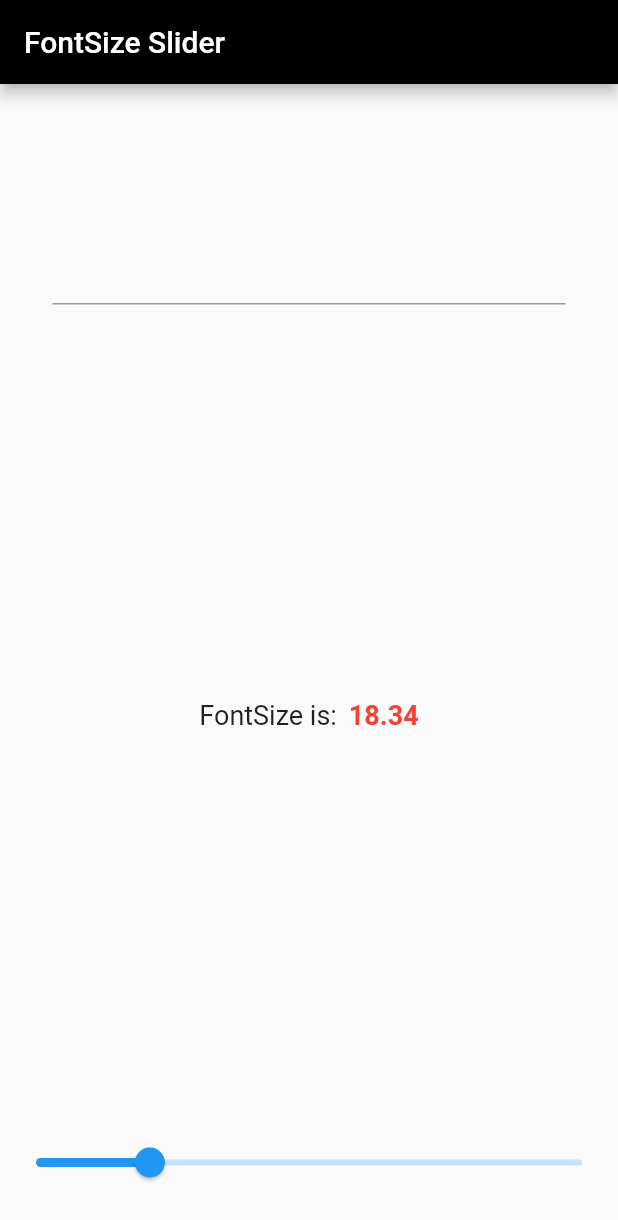
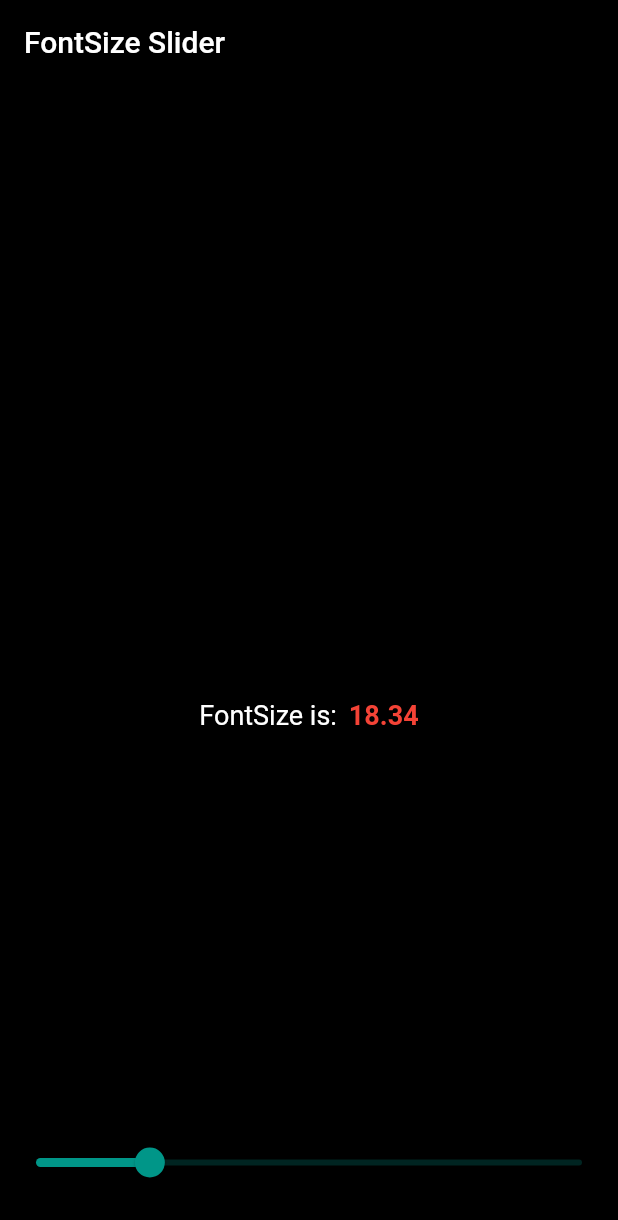
Before and after one commit to Pranav2918/FontSlider, a Flutter app: the screen it shows after launch, on a phone screen of 412 x 824 dp. Shown: the top 1220 px of the screen. Run offline on Flutter 3.47's test engine with Material 2 defaults, Android fonts, the light colour scheme and no system bars.

Commit message:
Now Dark

```diff
--- a/lib/main.dart
+++ b/lib/main.dart
@@ -9,10 +9,9 @@ class MyApp extends StatelessWidget {
   @override
   Widget build(BuildContext context) {
     return MaterialApp(
+      debugShowCheckedModeBanner: false,
       title: 'Flutter Demo',
-      theme: ThemeData(
-        primaryColor: Colors.black
-      ),
+      theme: ThemeData(primaryColor: Colors.black, primarySwatch: Colors.teal),
       home: SliderApp(),
     );
   }
--- a/lib/slider.dart
+++ b/lib/slider.dart
@@ -10,6 +10,7 @@ class _SliderAppState extends State<SliderApp> {
   @override
   Widget build(BuildContext context) {
     return Scaffold(
+        backgroundColor: Colors.black,
         appBar: AppBar(
           title: Text("FontSize Slider"),
         ),
@@ -20,14 +21,14 @@ class _SliderAppState extends State<SliderApp> {
               margin: EdgeInsets.only(top: 60, left: 35, right: 35),
               child: TextField(
                 textInputAction: TextInputAction.done,
-                style: TextStyle(fontSize: _fontValue),
+                style: TextStyle(fontSize: _fontValue,color: Colors.red),
                 maxLines: 3,
               ),
             ),
             Row(
               mainAxisAlignment: MainAxisAlignment.center,
               children: [
-                Text('FontSize is:', style: TextStyle(fontSize: 18)),
+                Text('FontSize is:', style: TextStyle(fontSize: 18,color:Colors.white)),
                 SizedBox(width: 8),
                 Text(_fontValue.toStringAsFixed(2),
                     style: TextStyle(
```
Also changed, not shown: ss.png (added), 1 other file.
